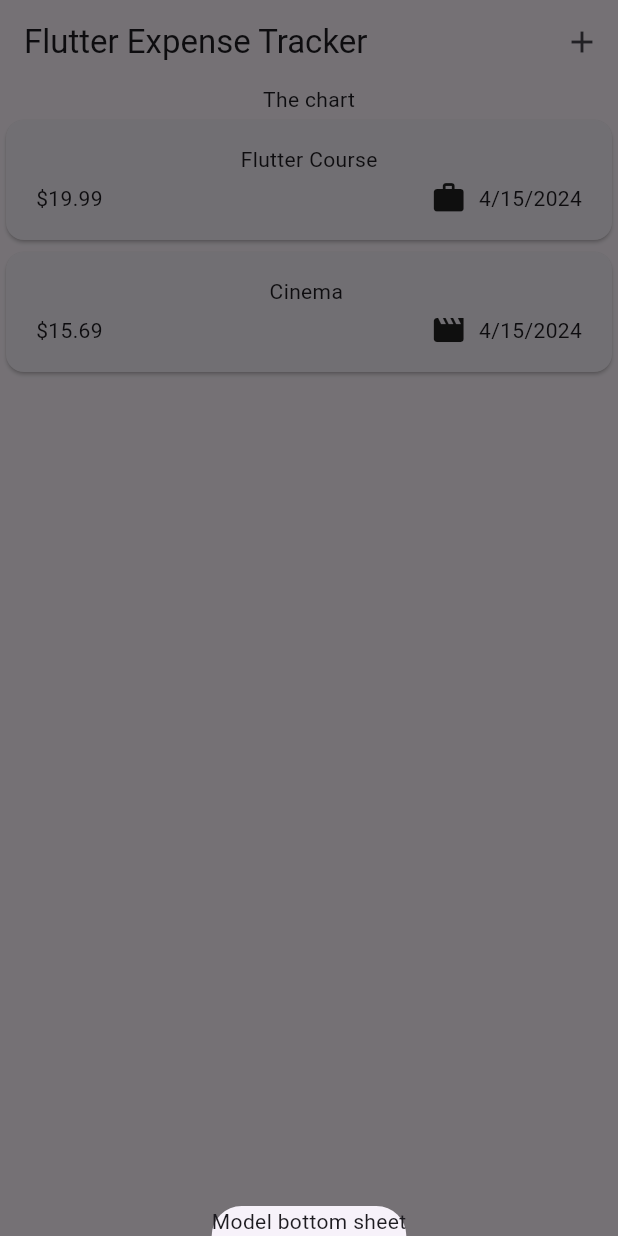
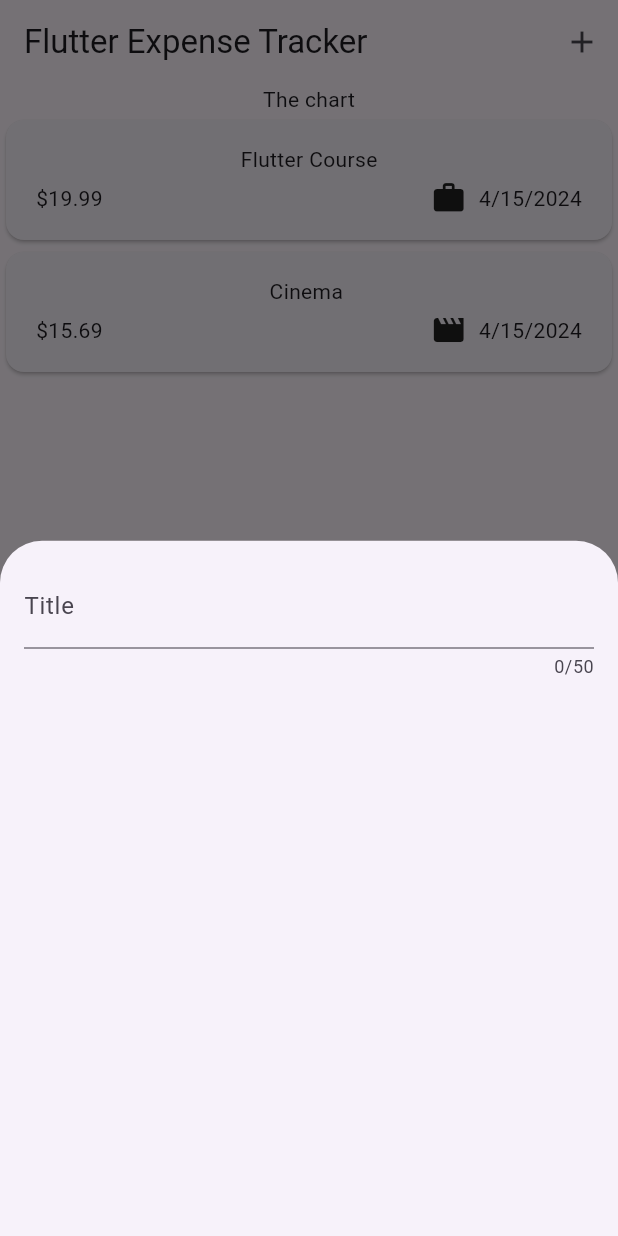
Before and after one commit to haitaa/Flutter, a Flutter app: the screen it shows after launch, after a tap on the "add" icon, on a phone screen of 412 x 824 dp. Run offline on Flutter 3.47's test engine with Material 3 defaults, Android fonts, the phone set to English and light mode, and no system bars; our stand-ins replace google_fonts.

Commit message:
Handling User (Text) Input with the TextField Widget

```diff
--- a/expenses_app/lib/widgets/expenses.dart
+++ b/expenses_app/lib/widgets/expenses.dart
@@ -1,5 +1,6 @@
 import 'package:expenses_app/widgets/expenses_list/expenses_list.dart';
 import 'package:expenses_app/models/expense.dart';
+import 'package:expenses_app/widgets/new_expense.dart';
 import 'package:flutter/material.dart';
 
 class Expenses extends StatefulWidget {
@@ -29,7 +30,7 @@ class _ExpensesState extends State<Expenses> {
 
   void _openAddExpenseOverlay() {
     showModalBottomSheet(
-        context: context, builder: (ctx) => const Text('Model bottom sheet'));
+        context: context, builder: (ctx) => const NewExpense());
   }
 
   @override
--- /dev/null
+++ b/expenses_app/lib/widgets/new_expense.dart
@@ -0,0 +1,30 @@
+import 'package:flutter/material.dart';
+
+class NewExpense extends StatefulWidget {
+  const NewExpense({super.key});
+
+  @override
+  State<NewExpense> createState() {
+    return _NewExpenseState();
+  }
+}
+
+class _NewExpenseState extends State<NewExpense> {
+  @override
+  Widget build(BuildContext context) {
+    return const Padding(
+      padding: EdgeInsets.all(16),
+      child: Column(
+        children: [
+          TextField(
+            maxLength: 50,
+            keyboardType: TextInputType.name,
+            decoration: InputDecoration(
+              label: Text('Title'),
+            ),
+          ),
+        ],
+      ),
+    );
+  }
+}
```
